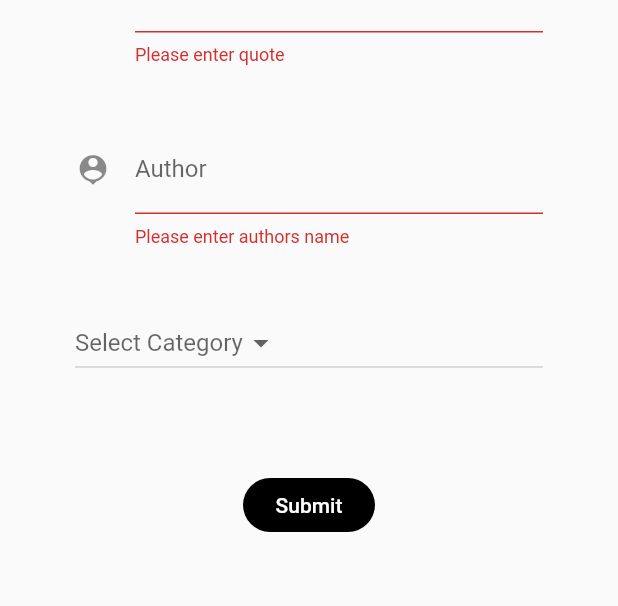
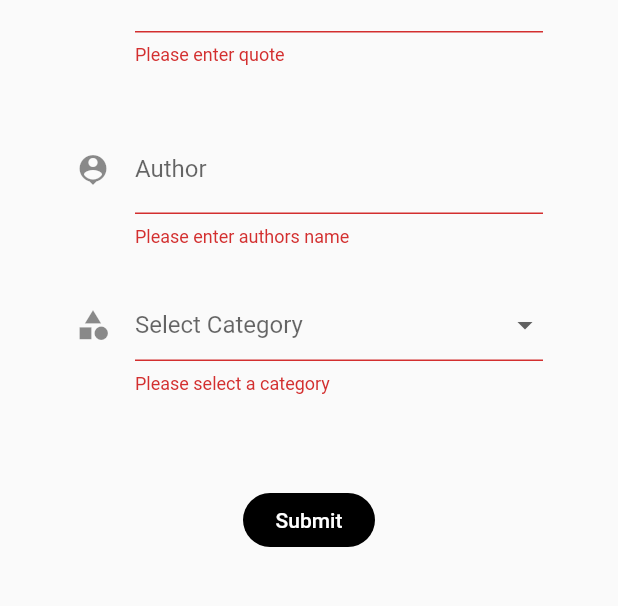
Before and after one commit to kalna-R/quotes_app, a Flutter app: the Create screen opened directly, after a tap on "Submit", on a phone screen of 412 x 824 dp, the part 215-821 px from its top. Run offline on Flutter 3.47's test engine with Material 2 defaults, Android fonts, the phone set to English and light mode, and no system bars; our stand-ins replace cloud_firestore; accounts and stored records are empty.

Commit message:
Category List

```diff
--- a/lib/main.dart
+++ b/lib/main.dart
@@ -2,6 +2,7 @@
 
 import 'package:flutter/material.dart';
 import 'package:quotes_app/pages/categoryList.dart';
+import 'package:quotes_app/pages/splashScreen.dart';
 import 'pages/createNew.dart';
 import 'pages/quoteList.dart';
 
@@ -9,9 +10,11 @@ void main() => runApp(MaterialApp(
 
   initialRoute: '/',
   routes: {
-    '/': (context) => QuoteList(),
+//    '/': (context) => SplashScreen(),
+
+    '/quotelist': (context) => QuoteList(),
     '/add': (context) => MyApp(),
-    '/home': (context) => Category(),
+    '/': (context) => Category(),
 //    '/location': (context) => ChooseLocation(),
   },
 ));
--- a/lib/pages/createNew.dart
+++ b/lib/pages/createNew.dart
@@ -2,7 +2,6 @@ import 'package:flutter/material.dart';
 import 'package:cloud_firestore/cloud_firestore.dart';
 import 'package:quotes_app/pages/categoryList.dart';
 import '../Model/quote.dart';
-//import 'quoteList.dart';
 
 //Create a Form widget
 class Create extends StatefulWidget {
@@ -28,7 +27,8 @@ class _CreateState extends State<Create> {
     return Scaffold(
       //avoid bottom overflow
       resizeToAvoidBottomPadding: false,
-      //snackbar
+
+      //Snack bar
       key: _key,
 
       appBar: AppBar(
@@ -76,22 +76,22 @@ class _CreateState extends State<Create> {
               ),
 
               Padding(
-                padding: const EdgeInsets.symmetric(vertical: 20.0),
+                padding: const EdgeInsets.symmetric(vertical: 14.0),
               ),
 
               //https://api.flutter.dev/flutter/material/DropdownButton-class.html
-              Container(
-                width: 500.0,
-                child: DropdownButton<String>(
+              DropdownButtonFormField<String>(
+                decoration: const InputDecoration(
+                  icon: const Icon(Icons.category),
+                ),
                 hint: Text('Select Category'),
                 value: _dropDownValue,
                 icon: const Icon(Icons.arrow_drop_down, size: 24),
-                  items: <String>['Motivational', 'Happy', 'Sad', 'Four']
+                items: <String>['Motivational', 'Positive', 'Friendship', 'Success']
                     .map<DropdownMenuItem<String>>((String value) {
                   return DropdownMenuItem<String>(
                     value: value,
                     child: Text(value),
-
                   );
                 }).toList(),
                 onChanged: (value) {
@@ -99,8 +99,13 @@ class _CreateState extends State<Create> {
                     _dropDownValue = value;
                   });
                 },
-//                  onSaved: (val) => setState(() => _model.category = val),
-                ),
+                validator: (value) {
+                  if (value?.isEmpty ?? true) {
+                    return 'Please select a category';
+                  }
+                  return null;
+                },
+                onSaved: (val) => setState(() => _model.category = val),
               ),
 
               Padding(
```
Also changed, not shown: lib/pages/categoryList.dart (+82 -10 lines). Lines whose indentation alone changed are shown as unchanged.
